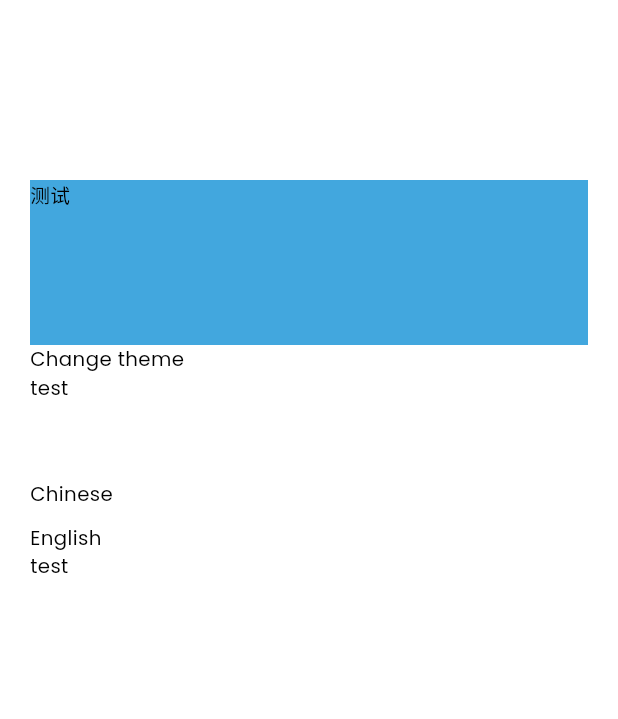
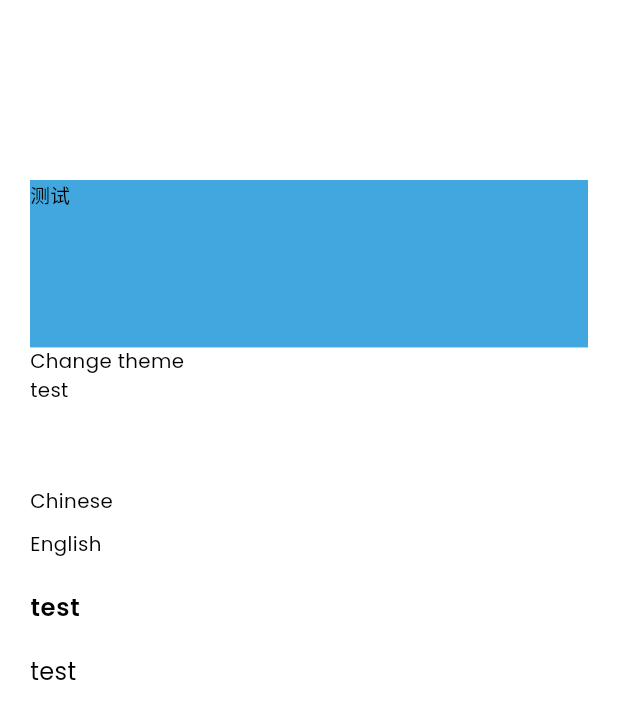
Before and after one commit to LuciusCS/FlutterPorject, a Flutter app: the screen it shows after launch, item 5 of the bottom bar chosen, after a tap on "Settings", on a phone screen of 412 x 824 dp. Shown: the top 719 px of the screen. Run offline on Flutter 3.47's test engine with Material 3 defaults, Android fonts, the phone set to English and light mode, and no system bars; our stand-ins replace connectivity_plus, dio, file_picker, flutter_screenutil, fluttertoast, get and 1 more; project files that could hold a hidden picture were left out.

Commit message:
屏幕适配与切换

```diff
--- a/lib/common/theme/my_styles.dart
+++ b/lib/common/theme/my_styles.dart
@@ -73,7 +73,7 @@ class MyStyles {
           fontSize: MyFonts.buttonTextSize,
         ),
         bodyLarge: (MyFonts.bodyTextStyle).copyWith(
-          fontWeight: FontWeight.bold,
+          fontWeight: FontWeight.bold,     ///在这里可以设置颜色申请
           fontSize: MyFonts.bodyLargeSize,
           color: isLightTheme
               ? LightThemeColors.bodyTextColor
--- a/lib/common/translations/strings_enum.dart
+++ b/lib/common/translations/strings_enum.dart
@@ -1,4 +1,8 @@
 class Strings {
+
+
+  ///用于国际化的文字
+
   static const String hello = 'hello';
   static const String loading = 'loading';
 
--- a/lib/main.dart
+++ b/lib/main.dart
@@ -59,6 +59,7 @@ Future<void> main() async {
     runApp(
         // MyApp()
 
+        ///用于对屏幕的尺寸进行适配
         ScreenUtilInit(
           // todo add your (Xd / Figma) artboard size
             designSize: const Size(375, 812),
--- a/lib/page/main/main_state.dart
+++ b/lib/page/main/main_state.dart
@@ -3,6 +3,8 @@ import 'package:flutter/material.dart';
 import 'package:get/get.dart';
 
 import '../function/function_list_page.dart';
+import '../orientation/auto_change_page.dart';
+import '../orientation/orientation_page.dart';
 import '../tab_home/home_tab_view.dart';
 import '../tab_profile/profile_tab_view.dart';
 
@@ -24,8 +26,8 @@ class MainState {
     pageList = [
       HomeTabPage(),
       FunctionListPage(),
-      Container(color: Colors.red),
-      Container(color: Colors.green),
+      OrientationPage(),
+      AutoChangePage(),
       ProfileTabPage(),
     ];
     //Page controller
--- /dev/null
+++ b/lib/page/orientation/auto_change_page.dart
@@ -0,0 +1,124 @@
+import 'package:flutter/material.dart';
+import 'package:flutter_screenutil/flutter_screenutil.dart';
+
+import 'package:get/get.dart';
+
+import '../../common/base/app_dimens.dart';
+import '../../common/services/setting_service.dart';
+import '../../common/theme/my_theme.dart';
+import '../../common/theme/theme_extensions/header_container_theme_data.dart';
+import '../../common/translations/localization_service.dart';
+import '../../common/translations/strings_enum.dart';
+
+// import '../../../common/app_dimens.dart';
+// import '../../../generated/l10n.dart';
+// import '../../../services/setting_service.dart';
+// import '../../widgets/appbar/app_bar_widget.dart';
+
+class AutoChangePage extends StatefulWidget {
+  const AutoChangePage({Key? key}) : super(key: key);
+
+  @override
+  _AutoChangePageState createState() => _AutoChangePageState();
+}
+
+class _AutoChangePageState extends State<AutoChangePage> {
+  final settingService = Get.find<SettingService>();
+  var selectedValue = 0;
+
+  @override
+  Widget build(BuildContext context) {
+    return Scaffold(
+      appBar: AppBar(
+        title: Text("根据屏幕尺寸切换布局"),
+      ),
+      body: OrientationBuilder(builder: (context, orientation) {
+        if (MediaQuery.of(context).size.width > 480) {
+          return Row(children: <Widget>[
+            Expanded(
+              child: ListWidget((value) {
+                setState(() {selectedValue = value;});
+              }),
+            ),
+            Expanded(child: DetailWidget(selectedValue)),
+          ]);
+
+        } else {
+          return ListWidget((value) {
+            Navigator.push(context, MaterialPageRoute(
+              builder: (context) {
+                return Scaffold(
+                  appBar: AppBar(),
+                  body: DetailWidget(value),
+                );
+              },
+            ));
+
+          });
+        }
+      }),
+    );
+  }
+
+
+
+
+
+}
+
+typedef Null ItemSelectedCallback(int value);
+
+
+class ListWidget extends StatefulWidget {
+  final ItemSelectedCallback onItemSelected;
+  ListWidget(
+      this.onItemSelected,
+      );
+
+  @override
+  _ListWidgetState createState() => _ListWidgetState();
+}
+
+class _ListWidgetState extends State<ListWidget> {
+  @override
+  Widget build(BuildContext context) {
+    return ListView.builder(
+      itemCount: 20,
+      itemBuilder: (context, position) {
+        return ListTile(
+          title: Text(position.toString()),
+          onTap: () => widget.onItemSelected(position),
+        );
+      },
+    );
+  }
+}
+
+
+
+class DetailWidget extends StatefulWidget {
+
+  final int data;
+
+  DetailWidget(this.data);
+
+  @override
+  _DetailWidgetState createState() => _DetailWidgetState();
+}
+
+class _DetailWidgetState extends State<DetailWidget> {
+  @override
+  Widget build(BuildContext context) {
+    return Container(
+      color: Colors.red,
+      child: Center(
+        child: Column(
+          mainAxisAlignment: MainAxisAlignment.center,
+          children: <Widget>[
+            Text('index: ${widget.data}'),
+          ],
+        ),
+      ),
+    );
+  }
+}
--- /dev/null
+++ b/lib/page/orientation/orientation_page.dart
@@ -0,0 +1,105 @@
+import 'package:flutter/material.dart';
+import 'package:flutter_screenutil/flutter_screenutil.dart';
+
+import 'package:get/get.dart';
+
+import '../../common/base/app_dimens.dart';
+import '../../common/services/setting_service.dart';
+import '../../common/theme/my_theme.dart';
+import '../../common/theme/theme_extensions/header_container_theme_data.dart';
+import '../../common/translations/localization_service.dart';
+import '../../common/translations/strings_enum.dart';
+
+// import '../../../common/app_dimens.dart';
+// import '../../../generated/l10n.dart';
+// import '../../../services/setting_service.dart';
+// import '../../widgets/appbar/app_bar_widget.dart';
+
+class OrientationPage extends StatefulWidget {
+  const OrientationPage({Key? key}) : super(key: key);
+
+  @override
+  _OrientationPageState createState() => _OrientationPageState();
+}
+
+class _OrientationPageState extends State<OrientationPage> {
+  final settingService = Get.find<SettingService>();
+
+  @override
+  Widget build(BuildContext context) {
+    return Scaffold(
+      appBar: AppBar(
+        title: Text("水平竖直屏幕切换"),
+      ),
+      body: OrientationBuilder(
+        builder: (context, orientation) {
+          return orientation == Orientation.portrait
+              ? _buildVerticalLayout()
+              : _buildHorizontalLayout();
+        },
+      ),
+    );
+  }
+
+  Widget _buildVerticalLayout() {
+    return Column(
+      children: <Widget>[
+        PeopleIconView(),
+        Expanded(
+          child: ItemListView(),
+        )
+      ],
+    );
+  }
+
+  Widget _buildHorizontalLayout() {
+    return Center(
+      child: Row(
+        children: <Widget>[
+          Expanded(
+              child: PeopleIconView()
+          ),
+          Expanded(
+            child: ItemListView(),
+          ),
+        ],
+      ),
+    );
+  }
+
+
+
+
+}
+
+
+class PeopleIconView extends StatelessWidget {
+  @override
+  Widget build(BuildContext context) {
+    return Padding(
+      padding: const EdgeInsets.all(30.0),
+      child: Icon(
+        Icons.people_outline,
+        size: 80.0,
+      ),
+    );
+  }
+}
+
+class ItemListView extends StatelessWidget {
+  @override
+  Widget build(BuildContext context) {
+    return ListView(
+      scrollDirection: Axis.vertical,
+      children: List.generate(30, (n) {
+        return Padding(
+          padding: const EdgeInsets.all(10.0),
+          child: Text(
+            'Some text',
+            style: TextStyle(fontSize: 25.0),
+          ),
+        );
+      }),
+    );
+  }
+}
--- a/lib/page/setting/setting_page.dart
+++ b/lib/page/setting/setting_page.dart
@@ -53,7 +53,7 @@ class _SettingPageState extends State<SettingPage> {
   Widget _buildThemeSection() {
     final theme = Theme.of(context);
     return Container(
-        height: 300,
+        height: 300.h,
         child: Obx(() {
           return Column(
             mainAxisAlignment: MainAxisAlignment.start,
@@ -62,7 +62,7 @@ class _SettingPageState extends State<SettingPage> {
               Padding(padding: EdgeInsets.only(top: 100)),
 
               Container(
-                height: 110,
+                height: 110.h,
                 width: double.infinity,
                 decoration: BoxDecoration(
                   color: theme.primaryColor,
@@ -161,9 +161,20 @@ class _SettingPageState extends State<SettingPage> {
             ),
           ),
 
-          ///
 
-          Text(testTitle.value),
+          Padding(padding: EdgeInsets.only(top: 20)),
+
+
+          Text(testTitle.value,
+            style: theme.textTheme.bodyLarge?.copyWith(
+              color: Colors.black,
+            ),),
+          Padding(padding: EdgeInsets.only(top: 20)),
+
+
+          Text(testTitle.value,
+            style: TextStyle(fontSize: 16),
+            ),
 
           // Text(
           //   S.of(context).settings_language,
```
